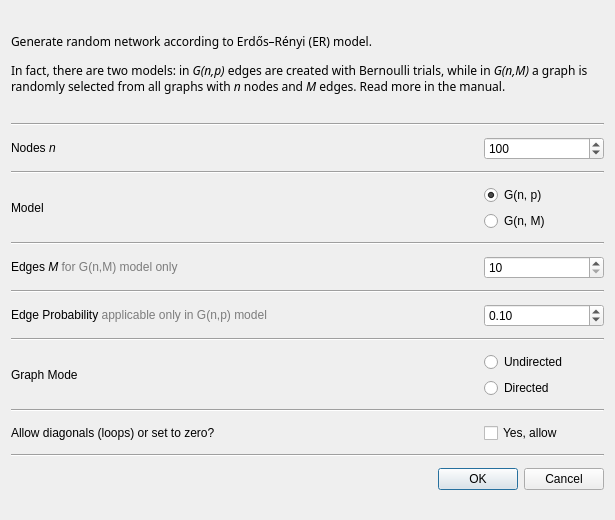
Before: the Qt Designer form src/forms/dialogranderdosrenyi.ui in socnetv/app, drawn with Qt 5.
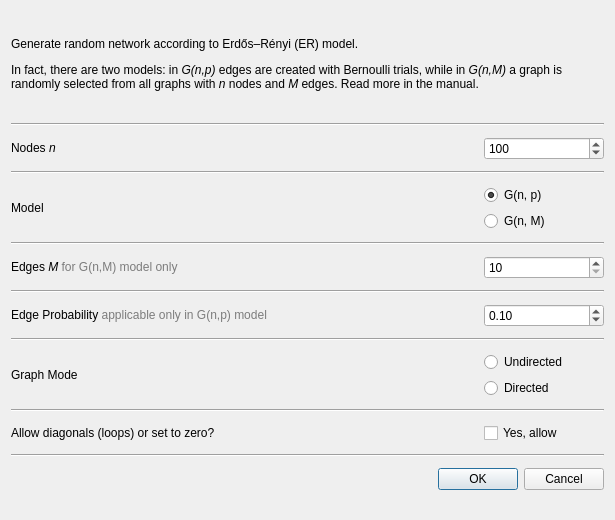
After: the same form once the commit is applied.

Commit message: fixed styling in random net dialogs

```diff
--- a/src/forms/dialogranderdosrenyi.ui
+++ b/src/forms/dialogranderdosrenyi.ui
@@ -52,11 +52,6 @@
        <height>96</height>
       </size>
      </property>
-     <property name="font">
-      <font>
-       <family>Sans Serif</family>
-      </font>
-     </property>
      <property name="frameShape">
       <enum>QFrame::NoFrame</enum>
      </property>
```
The commit also changes 1 other file.
